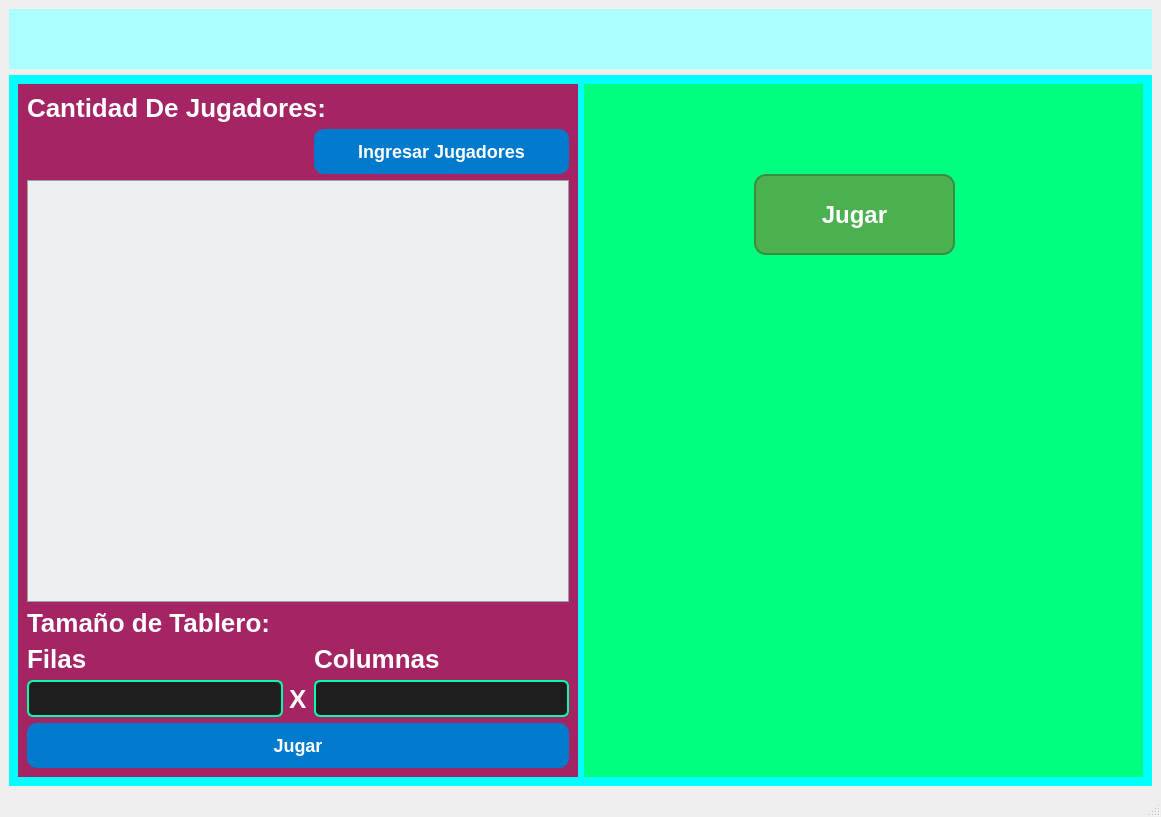
The window that mainwindow.ui (EDK367/BoxBuilder_TC) describes before a commit, drawn with Qt 5.
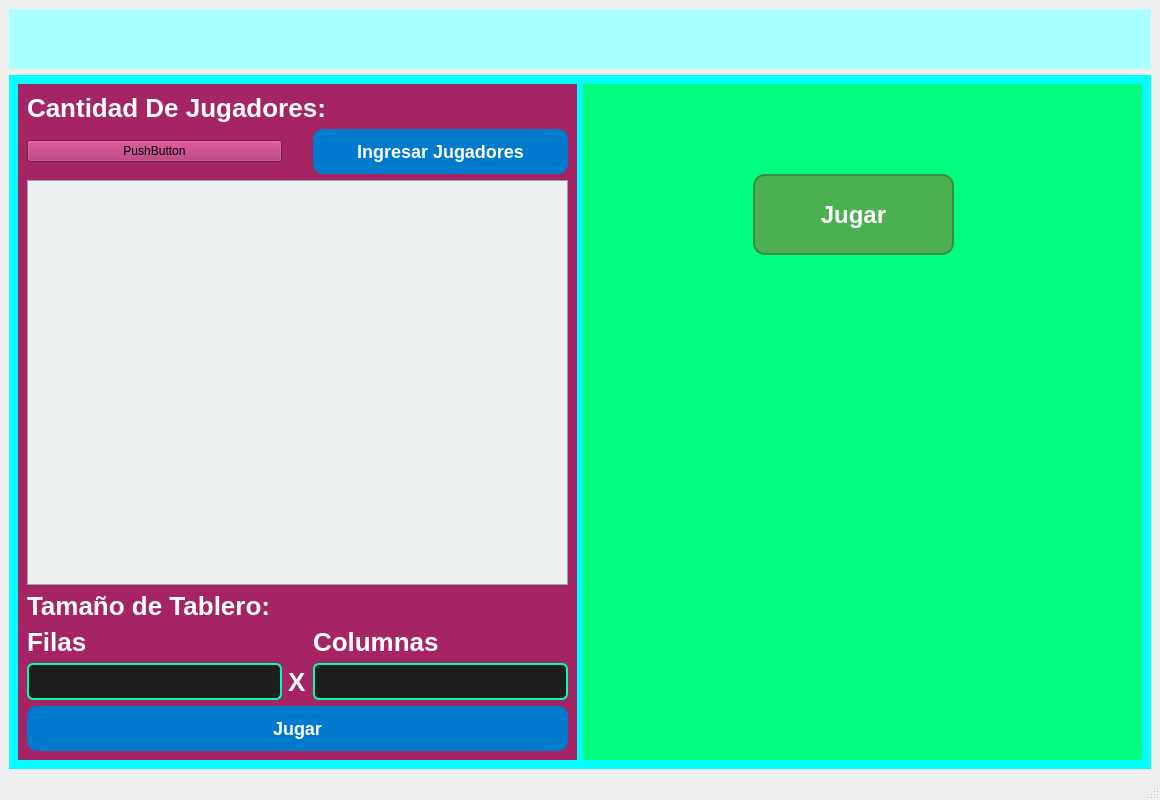
The same window after the commit.

```diff
--- a/mainwindow.ui
+++ b/mainwindow.ui
@@ -6,8 +6,8 @@
    <rect>
     <x>0</x>
     <y>0</y>
-    <width>1161</width>
-    <height>817</height>
+    <width>1160</width>
+    <height>800</height>
    </rect>
   </property>
   <property name="windowTitle">
@@ -212,6 +212,13 @@
                </property>
               </widget>
              </item>
+             <item row="1" column="0">
+              <widget class="QPushButton" name="pushButton">
+               <property name="text">
+                <string>PushButton</string>
+               </property>
+              </widget>
+             </item>
             </layout>
            </item>
            <item row="1" column="0">
```
Left out of the diff: 2 changed lines with no effect on the pictures.
